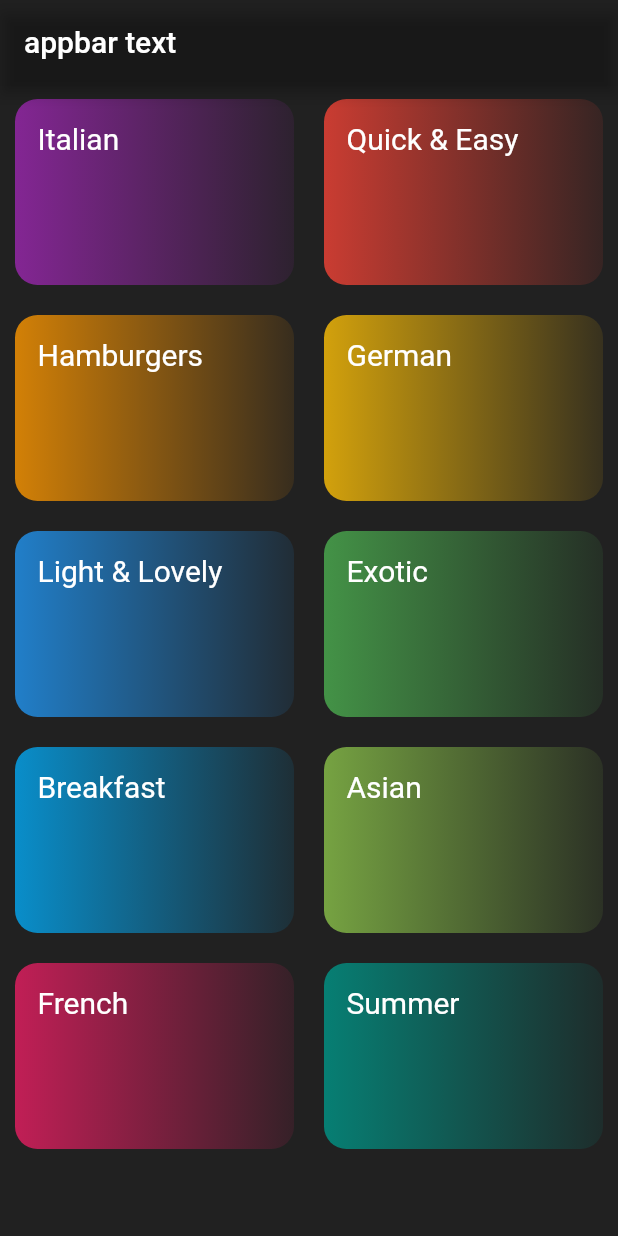
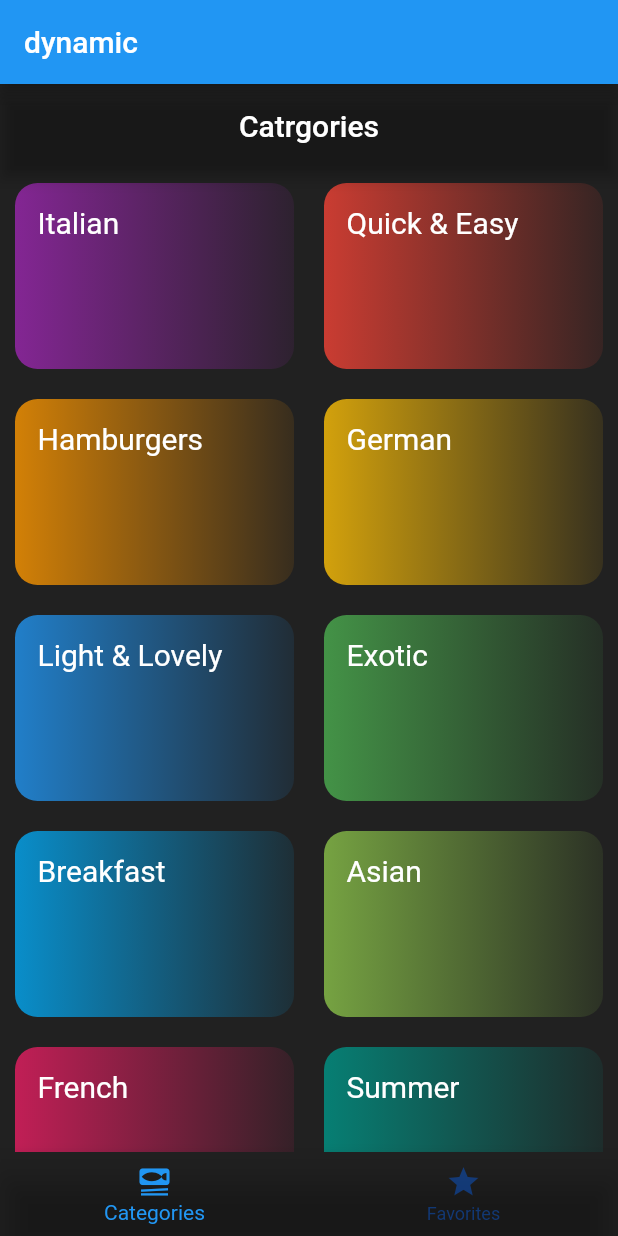
Before and after one commit to MobinAssari/Meals-App-, a Flutter app: the screen it shows after launch, on a phone screen of 412 x 824 dp. Run offline on Flutter 3.47's test engine with Material 2 defaults, Android fonts, the phone set to English and light mode, and no system bars; our stand-ins replace transparent_image.

Commit message:
started for applying appbar, now you can swich beetween categories page and favorit page but there is nothing in favorites page yet

```diff
--- a/lib/main.dart
+++ b/lib/main.dart
@@ -1,5 +1,6 @@
 import 'package:flutter/material.dart';
 import 'package:meals_app/screens/categories.dart';
+import 'package:meals_app/screens/tabs.dart';
 
 
 final theme = ThemeData(
@@ -20,8 +21,8 @@ class App extends StatelessWidget {
 
   @override
   Widget build(BuildContext context) {
-    return const MaterialApp(
-        home: CategoriesScreen(),
+    return MaterialApp(
+        home: TabsScreen(),
     );
   }
 }
--- a/lib/screens/categories.dart
+++ b/lib/screens/categories.dart
@@ -24,10 +24,10 @@ class CategoriesScreen extends StatelessWidget {
   @override
   Widget build(context) {
     return Scaffold(
-      appBar: AppBar(
+      appBar: AppBar(centerTitle: true,
         backgroundColor: Colors.black87,
         title: const Text(
-          "appbar text",
+          "Catrgories",
         ),
       ),
       body: Container(
--- a/lib/screens/tabs.dart
+++ b/lib/screens/tabs.dart
@@ -1,17 +1,46 @@
 import 'package:flutter/cupertino.dart';
 import 'package:flutter/material.dart';
+import 'package:meals_app/screens/categories.dart';
+import 'package:meals_app/screens/meals.dart';
 
-class TabsScreen extends StatefulWidget {  @override
+class TabsScreen extends StatefulWidget {
+  @override
   State<TabsScreen> createState() {
     return _TabScrxeenState();
   }
 }
-class _TabScrxeenState extends State<TabsScreen>{
+
+class _TabScrxeenState extends State<TabsScreen> {
+  int _selectedPageIndex = 0;
+
+  void _selectPage(int index) {
+    setState(() {
+      _selectedPageIndex = index;
+    });
+  }
+
   @override
-  Widget build( context) {
+  Widget build(context) {
+    Widget activeScreen = const CategoriesScreen();
+    if (_selectedPageIndex == 1) {
+      activeScreen = MealsScreen(meals: [], title: 'Favorites');
+    }
+
     return Scaffold(
-      appBar: AppBar(title: Text('dynamic'),),body: ,
-      bottomNavigationBar: BottomNavigationBar(items: [],),
-    );
+        appBar: AppBar(
+          title: Text('dynamic'),
+        ),
+        body: activeScreen,
+        bottomNavigationBar: BottomNavigationBar(
+          items: const [
+            BottomNavigationBarItem(
+                icon: Icon(Icons.set_meal), label: 'Categories'),
+            BottomNavigationBarItem(icon: Icon(Icons.star), label: 'Favorites'),
+          ],
+          backgroundColor: Colors.black87,
+          unselectedItemColor: const Color.fromARGB(128, 11, 87, 208),
+          onTap: _selectPage,
+          currentIndex: _selectedPageIndex,
+        ));
   }
 }
```
